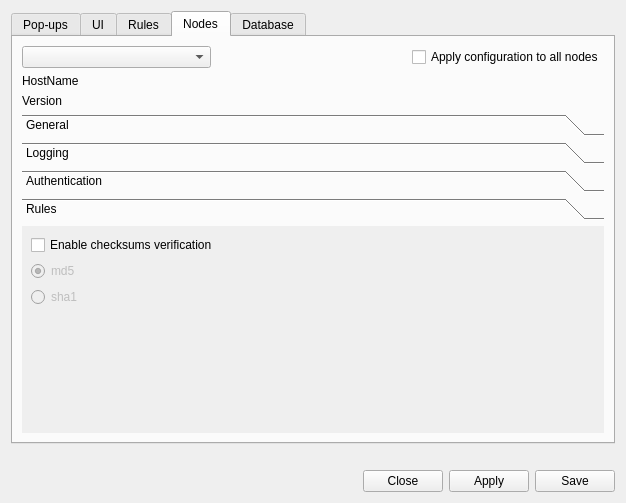
This is ui/opensnitch/res/preferences.ui in evilsocket/opensnitch as Qt 5 draws it before an edit. The edited form follows.
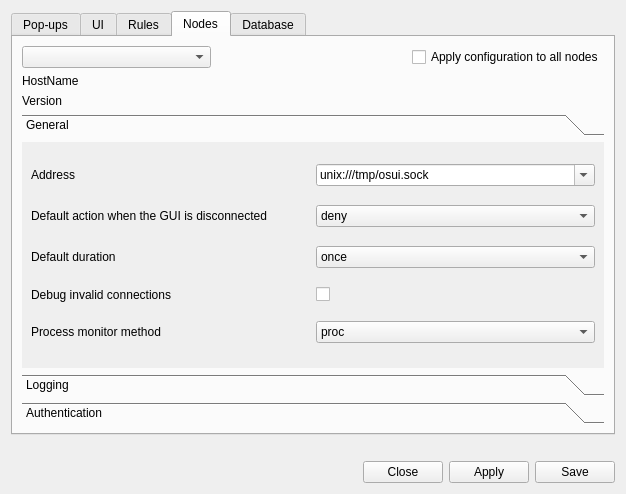
This is the edited form. The open tabs and pages were chosen to show the change. Icons and pictures are not drawn.

Commit message: removed checksum references

What changed in the file:
```diff
--- a/ui/opensnitch/res/preferences.ui
+++ b/ui/opensnitch/res/preferences.ui
@@ -7,7 +7,7 @@
     <x>0</x>
     <y>0</y>
     <width>626</width>
-    <height>503</height>
+    <height>494</height>
    </rect>
   </property>
   <property name="windowTitle">
@@ -1182,7 +1182,7 @@
       <attribute name="title">
        <string>Nodes</string>
       </attribute>
-      <layout class="QGridLayout" name="gridLayout_4" rowstretch="0,0,0,0,0">
+      <layout class="QGridLayout" name="gridLayout_4" rowstretch="0,0,0,0">
        <item row="0" column="2">
         <widget class="QCheckBox" name="checkApplyToNodes">
          <property name="sizePolicy">
@@ -1281,7 +1281,7 @@
             <x>0</x>
             <y>0</y>
             <width>586</width>
-            <height>229</height>
+            <height>211</height>
            </rect>
           </property>
           <attribute name="label">
@@ -1685,86 +1685,6 @@
            </item>
           </layout>
          </widget>
-         <widget class="QWidget" name="page_8">
-          <property name="enabled">
-           <bool>true</bool>
-          </property>
-          <property name="geometry">
-           <rect>
-            <x>0</x>
-            <y>0</y>
-            <width>226</width>
-            <height>101</height>
-           </rect>
-          </property>
-          <attribute name="label">
-           <string>Rules</string>
-          </attribute>
-          <layout class="QGridLayout" name="gridLayout_16">
-           <item row="9" column="0">
-            <spacer name="verticalSpacer_4">
-             <property name="orientation">
-              <enum>Qt::Vertical</enum>
-             </property>
-             <property name="sizeHint" stdset="0">
-              <size>
-               <width>20</width>
-               <height>40</height>
-              </size>
-             </property>
-            </spacer>
-           </item>
-           <item row="3" column="0">
-            <layout class="QFormLayout" name="formLayout_3">
-             <item row="1" column="0">
-              <widget class="QRadioButton" name="radioButton_2">
-               <property name="enabled">
-                <bool>false</bool>
-               </property>
-               <property name="sizePolicy">
-                <sizepolicy hsizetype="Maximum" vsizetype="Fixed">
-                 <horstretch>0</horstretch>
-                 <verstretch>0</verstretch>
-                </sizepolicy>
-               </property>
-               <property name="text">
-                <string>sha1</string>
-               </property>
-              </widget>
-             </item>
-             <item row="0" column="0">
-              <widget class="QRadioButton" name="radioButton">
-               <property name="enabled">
-                <bool>false</bool>
-               </property>
-               <property name="sizePolicy">
-                <sizepolicy hsizetype="Maximum" vsizetype="Fixed">
-                 <horstretch>0</horstretch>
-                 <verstretch>0</verstretch>
-                </sizepolicy>
-               </property>
-               <property name="text">
-                <string>md5</string>
-               </property>
-               <property name="checked">
-                <bool>true</bool>
-               </property>
-              </widget>
-             </item>
-            </layout>
-           </item>
-           <item row="0" column="0">
-            <widget class="QCheckBox" name="enableChecksums">
-             <property name="statusTip">
-              <string>Compute and verify binaries checksums when they try to establish new connections</string>
-             </property>
-             <property name="text">
-              <string>Enable checksums verification</string>
-             </property>
-            </widget>
-           </item>
-          </layout>
-         </widget>
         </widget>
        </item>
        <item row="1" column="0">
```
Left out of the diff: 44 changed lines with no effect on the pictures. The commit also changes 1 other file.
